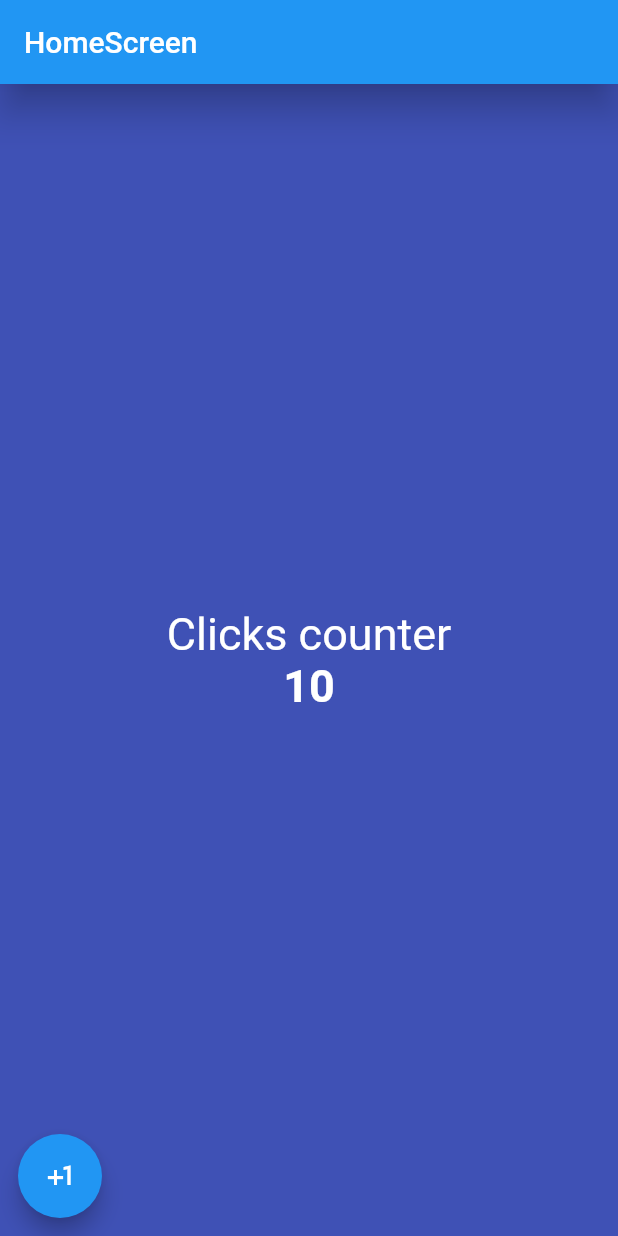
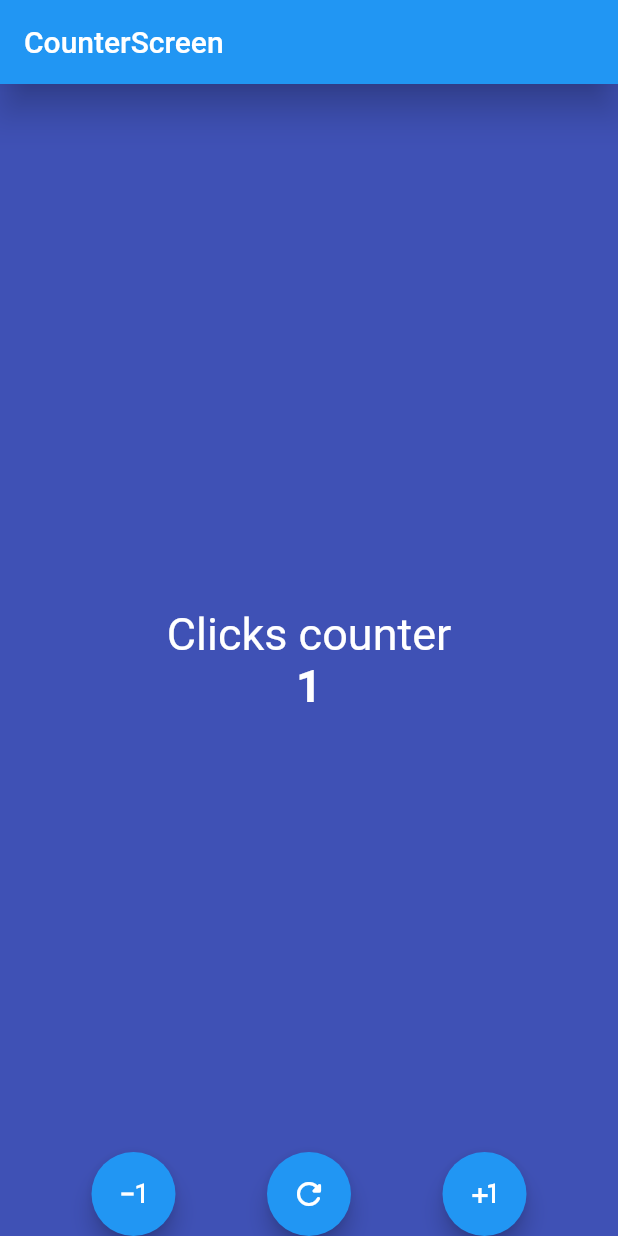
Before and after one commit to bzapata95/counter-dart, a Flutter app: the screen it shows after launch, after a tap on the "plus one" icon, on a phone screen of 412 x 824 dp. Run offline on Flutter 3.47's test engine with Material 2 defaults, Android fonts, the phone set to English and light mode, and no system bars.

Commit message:
finished counter

```diff
--- a/lib/main.dart
+++ b/lib/main.dart
@@ -1,6 +1,7 @@
 import 'package:flutter/material.dart';
+import 'package:my_app/screens/counter_screen.dart';
 
-import 'package:my_app/screens/home_screen.dart';
+// import 'package:my_app/screens/home_screen.dart';
 
 void main() {
   runApp(const MyApp());
@@ -13,7 +14,7 @@ class MyApp extends StatelessWidget {
   Widget build(BuildContext context) {
     return const MaterialApp(
       debugShowCheckedModeBanner: false,
-      home: HomeScreen(),
+      home: CounterScreen(),
     );
   }
 }
--- /dev/null
+++ b/lib/screens/counter_screen.dart
@@ -0,0 +1,98 @@
+import 'package:flutter/material.dart';
+
+class CounterScreen extends StatefulWidget {
+  const CounterScreen({Key? key}) : super(key: key);
+
+  @override
+  State<CounterScreen> createState() => _CounterScreenState();
+}
+
+class _CounterScreenState extends State<CounterScreen> {
+  int counter = 0;
+
+  void handlePress(HandlePress type) {
+    switch (type) {
+      case HandlePress.decrement:
+        if (counter == 0) return;
+        counter--;
+        break;
+      case HandlePress.increment:
+        counter++;
+        break;
+    }
+    setState(() {});
+  }
+
+  void handlePressRefresh() {
+    counter = 0;
+    setState(() {});
+  }
+
+  @override
+  Widget build(BuildContext context) {
+    const fontSize30 = TextStyle(color: Colors.white, fontSize: 30);
+
+    return Scaffold(
+      appBar: AppBar(
+        title: const Text('CounterScreen'),
+        elevation: 10,
+      ),
+      backgroundColor: Colors.indigo,
+      body: Center(
+        child: Column(
+          mainAxisAlignment: MainAxisAlignment.center,
+          children: [
+            const Text(
+              'Clicks counter',
+              style: fontSize30,
+            ),
+            Text(
+              '$counter',
+              style: const TextStyle(
+                color: Colors.white,
+                fontWeight: FontWeight.bold,
+                fontSize: 30,
+              ),
+            )
+          ],
+        ),
+      ),
+      floatingActionButton: CustomFloatingActions(
+        handlePress: handlePress,
+        handlePressRefresh: handlePressRefresh,
+      ),
+      floatingActionButtonLocation: FloatingActionButtonLocation.centerDocked,
+    );
+  }
+}
+
+class CustomFloatingActions extends StatelessWidget {
+  final Function handlePress;
+  final Function handlePressRefresh;
+
+  const CustomFloatingActions({
+    Key? key,
+    required this.handlePress,
+    required this.handlePressRefresh,
+  }) : super(key: key);
+
+  @override
+  Widget build(BuildContext context) {
+    return Row(
+      mainAxisAlignment: MainAxisAlignment.spaceEvenly,
+      children: [
+        FloatingActionButton(
+            child: const Icon(Icons.exposure_minus_1),
+            onPressed: () => handlePress(HandlePress.decrement)),
+        FloatingActionButton(
+            child: const Icon(Icons.refresh_rounded),
+            onPressed: () => handlePressRefresh()),
+        FloatingActionButton(
+            child: const Icon(Icons.plus_one_outlined),
+            onPressed: () => handlePress(HandlePress.increment)),
+      ],
+    );
+  }
+}
+
+enum HandlePress { decrement, increment }
--- a/lib/screens/home_screen.dart
+++ b/lib/screens/home_screen.dart
@@ -6,8 +6,11 @@ class HomeScreen extends StatelessWidget {
   @override
   Widget build(BuildContext context) {
     const fontSize30 = TextStyle(color: Colors.white, fontSize: 30);
+    int counter = 10;
 
-    void handlePressIncrement() {}
+    void handlePressIncrement() {
+      counter++;
+    }
 
     return Scaffold(
       appBar: AppBar(
@@ -18,13 +21,13 @@ class HomeScreen extends StatelessWidget {
       body: Center(
         child: Column(
           mainAxisAlignment: MainAxisAlignment.center,
-          children: const [
-            Text(
+          children: [
+            const Text(
               'Clicks counter',
               style: fontSize30,
             ),
             Text(
-              '10',
+              '$counter',
               style: TextStyle(
                 color: Colors.white,
                 fontWeight: FontWeight.bold,
@@ -37,7 +40,7 @@ class HomeScreen extends StatelessWidget {
       floatingActionButton: FloatingActionButton(
           child: const Icon(Icons.plus_one_outlined),
           onPressed: handlePressIncrement),
-      floatingActionButtonLocation: FloatingActionButtonLocation.miniStartFloat,
+      floatingActionButtonLocation: FloatingActionButtonLocation.endFloat,
     );
   }
 }
```
